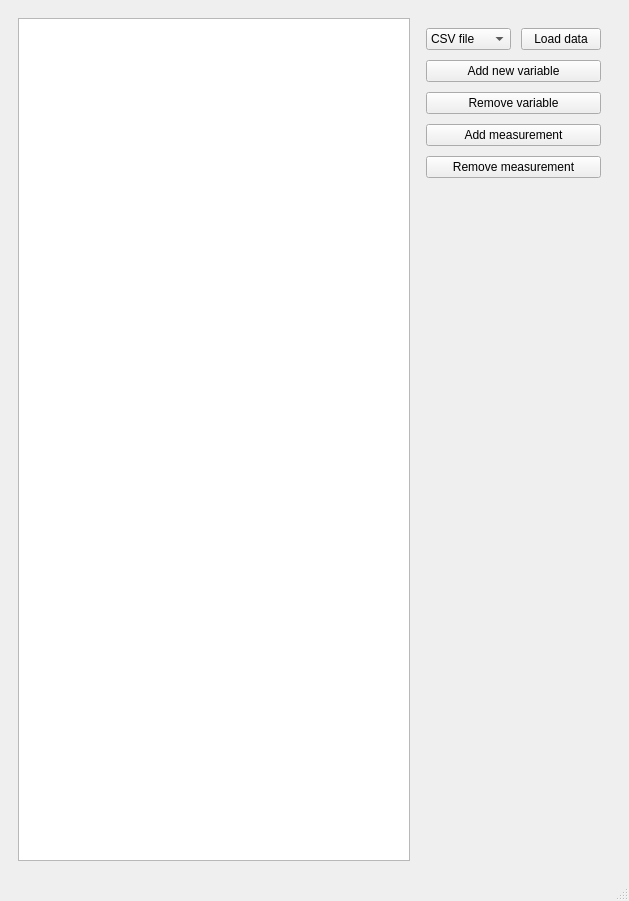
Before: the Qt Designer form mainwindow.ui in sibenshtern/mipt_project, drawn with Qt 5.
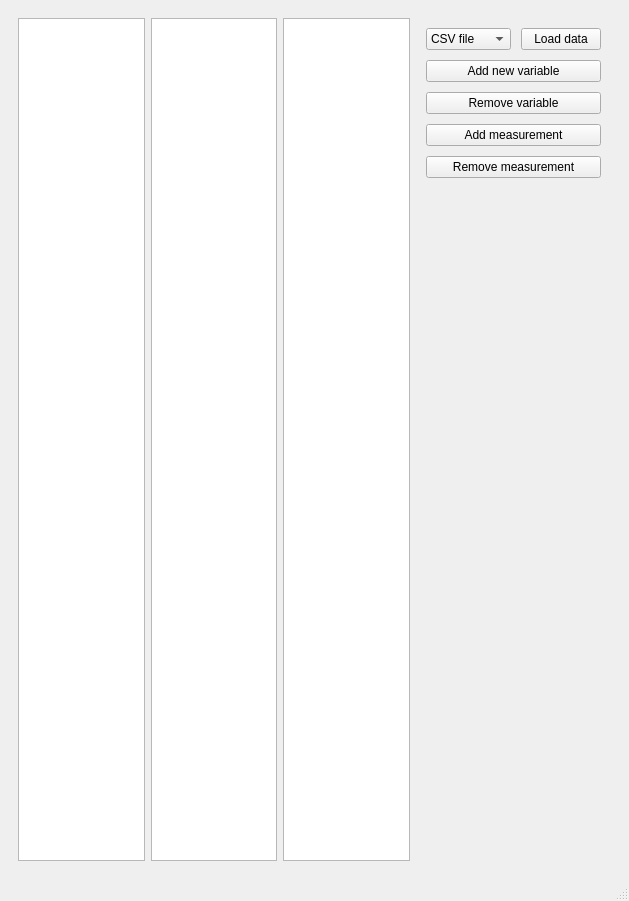
After: the same form once the commit is applied. The open tabs and pages were chosen to show the change. Custom widgets are drawn as their Qt base class.

The edit to the form file:
```diff
--- a/mainwindow.ui
+++ b/mainwindow.ui
@@ -24,6 +24,12 @@
        <layout class="QVBoxLayout" name="verticalLayout_5">
         <item>
          <layout class="QHBoxLayout" name="horizontalLayout_2">
+          <item>
+           <widget class="QTableView" name="NamingTable"/>
+          </item>
+          <item>
+           <widget class="QTableView" name="InstrumentTable"/>
+          </item>
           <item>
            <widget class="QTableView" name="MainTable"/>
           </item>
```
Left out of the diff: 2 changed lines with no effect on the pictures.
